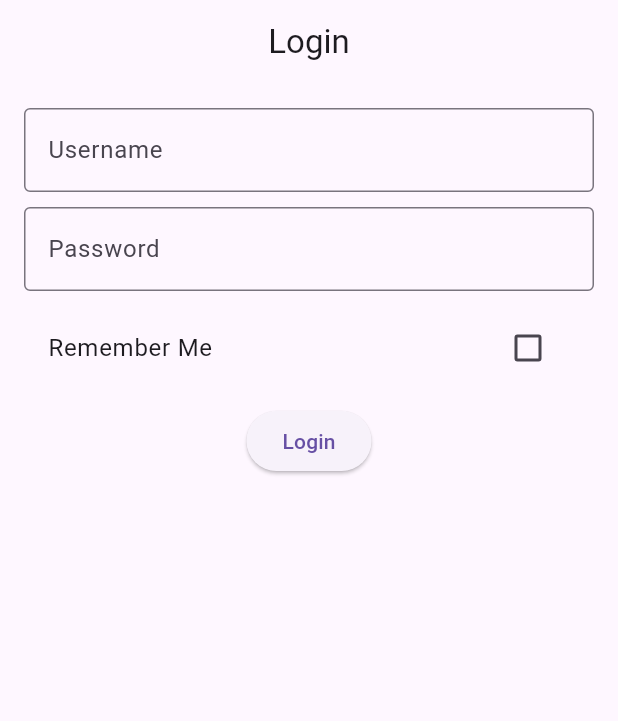
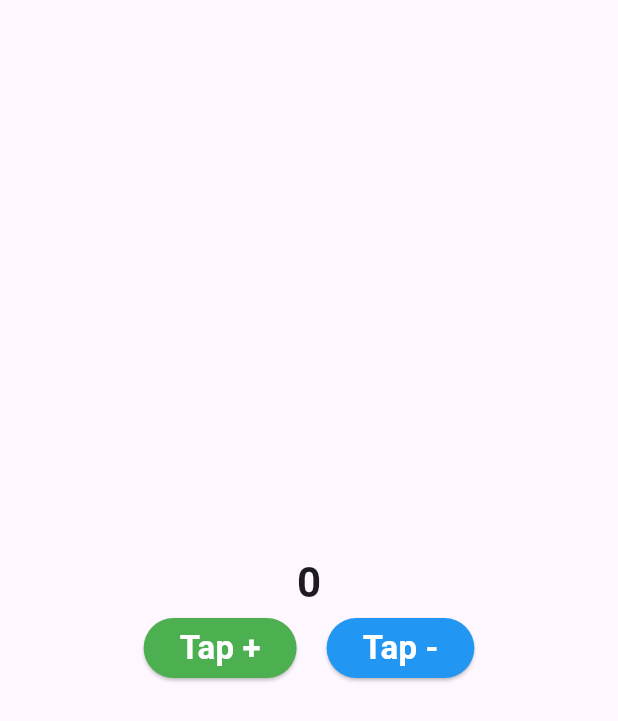
Before and after one commit to rahat-hub/flutter_bloc_test_app, a Flutter app: the screen it shows after launch, on a phone screen of 412 x 824 dp. Shown: the top 721 px of the screen. Run offline on Flutter 3.47's test engine with Material 3 defaults, Android fonts, the light colour scheme and no system bars; our stand-ins replace bloc, equatable, flutter_bloc.

Commit message:
Implement test counter module and update application entry point
- Create `CounterNewBlock`, `CounterNewEvent`, and `CounterNewState` to manage counter logic using the BLoC pattern.
- Implement `HomeScreen` view with UI controls to display the counter and trigger increment/decrement events.
- Refactor `main.dart` to provide `CounterNewBlock` and set `HomeScreen` as the initial route.
- Add `bloc` as a direct dependency in `pubspec.yaml`.
- Comment out legacy login-related code in `main.dart`.

```diff
--- /dev/null
+++ b/lib/features/test_count_module/bloc/counter_bloc.dart
@@ -0,0 +1,23 @@
+
+import 'package:bloc/bloc.dart';
+
+import 'counter_event.dart';
+import 'counter_state.dart';
+
+class CounterNewBlock extends Bloc<CounterNewEvent, CounterNewState> {
+
+  CounterNewBlock() : super(CounterNewState()) {
+    on<CounterNewIncrementEvent>(_onIncrement);
+    on<CounterNewDecrementEvent>(_onDecrement);
+  }
+
+  void _onIncrement(CounterNewIncrementEvent event, Emitter<CounterNewState> emit) {
+
+    emit(state.copyWith(counterNew: state.counterNew + 1));
+  }
+
+  void _onDecrement(CounterNewDecrementEvent event, Emitter<CounterNewState> emit) {
+    emit(state.copyWith(counterNew: state.counterNew - 1));
+  }
+
+}
--- /dev/null
+++ b/lib/features/test_count_module/bloc/counter_event.dart
@@ -0,0 +1,14 @@
+
+import 'package:equatable/equatable.dart';
+
+abstract class CounterNewEvent extends Equatable{
+
+
+  @override
+  List<Object?> get props => [];
+}
+
+class CounterNewIncrementEvent extends CounterNewEvent {
+
+}
+class CounterNewDecrementEvent extends CounterNewEvent {}
--- /dev/null
+++ b/lib/features/test_count_module/bloc/counter_state.dart
@@ -0,0 +1,14 @@
+import 'package:equatable/equatable.dart';
+
+class CounterNewState extends Equatable{
+
+  final int counterNew;
+
+  const CounterNewState({this.counterNew = 0});
+
+  @override
+  List<Object?> get props => [counterNew];
+
+  CounterNewState copyWith({int? counterNew}) => CounterNewState(counterNew: counterNew ?? this.counterNew);
+
+}
--- /dev/null
+++ b/lib/features/test_count_module/screen/home_screen.dart
@@ -0,0 +1,56 @@
+
+import 'package:flutter/material.dart';
+import 'package:flutter_bloc/flutter_bloc.dart';
+
+import '../bloc/counter_bloc.dart';
+import '../bloc/counter_event.dart';
+import '../bloc/counter_state.dart';
+
+class HomeScreen extends StatelessWidget {
+  const HomeScreen({super.key});
+
+  @override
+  Widget build(BuildContext context) => Scaffold(
+    body: Center(
+      child: Column(
+        mainAxisAlignment: MainAxisAlignment.center,
+        children: [
+
+
+          ///
+          BlocBuilder<CounterNewBlock, CounterNewState>(
+            builder: (context, state) {
+              return Text('${state.counterNew}', style: TextStyle(fontSize: 28, fontWeight: FontWeight.bold));
+            },
+          ),
+
+          Row(
+            mainAxisAlignment: MainAxisAlignment.center,
+            spacing: 20,
+            children: [
+              ElevatedButton(
+                style: ElevatedButton.styleFrom(
+                  backgroundColor: Colors.green,
+                ),
+                onPressed: (){
+                  context.read<CounterNewBlock>().add(CounterNewIncrementEvent());
+                },
+                child: Text('Tap +', style: TextStyle(color: Colors.white, fontWeight: FontWeight.bold, fontSize: 22)),
+              ),
+              ElevatedButton(
+                style: ElevatedButton.styleFrom(
+                  backgroundColor: Colors.blue,
+                ),
+                onPressed: (){
+                  context.read<CounterNewBlock>().add(CounterNewDecrementEvent());
+                },
+                child: Text('Tap -', style: TextStyle(color: Colors.white, fontWeight: FontWeight.bold, fontSize: 22)),
+              ),
+
+            ],
+          ),
+        ],
+      ),
+    ),
+  );
+}
--- a/lib/main.dart
+++ b/lib/main.dart
@@ -1,12 +1,15 @@
 import 'package:flutter/material.dart';
 import 'package:flutter_bloc/flutter_bloc.dart';
-import 'package:flutter_bloc_test_app/features/auth/login/cubit/login_cubit.dart';
-import 'package:flutter_bloc_test_app/features/auth/login/view/login_view.dart';
+// import 'package:flutter_bloc_test_app/features/auth/login/cubit/login_cubit.dart';
+// import 'package:flutter_bloc_test_app/features/auth/login/view/login_view.dart';
+import 'package:flutter_bloc_test_app/features/test_count_module/screen/home_screen.dart';
+
+import 'features/test_count_module/bloc/counter_bloc.dart';
 
 // import 'features/counter/cubit/counter_cudit.dart';
 // import 'features/counter/view/counter_page.dart';
 
-void main() {
+/*void main() {
   runApp(
     BlocProvider(
       create: (BuildContext context) => LoginCubit(),
@@ -25,4 +28,22 @@ class MyApp extends StatelessWidget {
       home: LoginPage(),
     );
   }
+}*/
+void main() {
+  runApp(const MyApp());
 }
+
+class MyApp extends StatelessWidget {
+  const MyApp({super.key});
+
+  @override
+  Widget build(BuildContext context) => BlocProvider(
+    create: (context) => CounterNewBlock(),
+    child: MaterialApp(
+      theme: ThemeData(
+        useMaterial3: true
+      ),
+      home: HomeScreen(),
+    ),
+  );
+}
--- a/pubspec.yaml
+++ b/pubspec.yaml
@@ -14,6 +14,7 @@ dependencies:
   cupertino_icons: ^1.0.9
   flutter_bloc: ^9.1.1
   equatable: ^2.1.0
+  bloc: ^9.2.1
 
 dev_dependencies:
   flutter_test:
```
Also changed, not shown: pubspec.lock.
